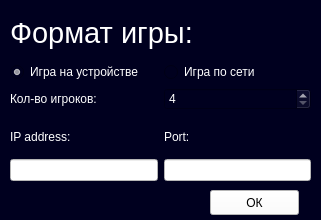
First picture: the form in src/ui/settingswindow.ui, repository yukavb/gui-Codenames, before the edit.
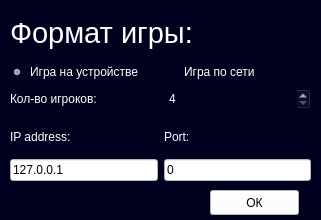
Second picture: the form after the edit. Icons and pictures are not drawn.

What changed in the file:
```diff
--- a/src/ui/settingswindow.ui
+++ b/src/ui/settingswindow.ui
@@ -130,7 +130,7 @@
          <string/>
         </property>
         <property name="text">
-         <string/>
+         <string>127.0.0.1</string>
         </property>
        </widget>
       </item>
@@ -159,7 +159,7 @@
          <string/>
         </property>
         <property name="text">
-         <string/>
+         <string>0</string>
         </property>
        </widget>
       </item>
```
Left out of the diff: 8 changed lines with no effect on the pictures.
